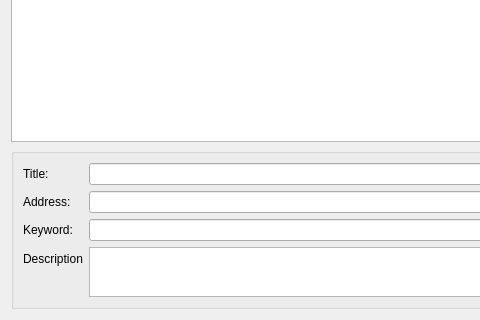
Qt form src/lib/bookmarks/bookmarksmanager.ui (tenrok/kclient3) before a commit; both pictures show x 0 to 480 and y 147 to 467 of the 689 by 467 pixel window.
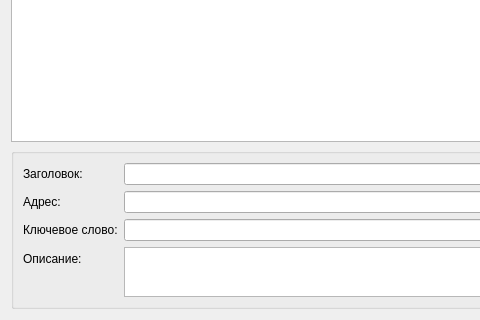
The same form after that commit. Custom widgets are drawn as their Qt base class.

```diff
--- a/src/lib/bookmarks/bookmarksmanager.ui
+++ b/src/lib/bookmarks/bookmarksmanager.ui
@@ -29,7 +29,7 @@
       <item row="0" column="0">
        <widget class="QLabel" name="labelTitle">
         <property name="text">
-         <string>Title:</string>
+         <string>Заголовок:</string>
         </property>
        </widget>
       </item>
@@ -39,7 +39,7 @@
       <item row="1" column="0">
        <widget class="QLabel" name="labelAddress">
         <property name="text">
-         <string>Address:</string>
+         <string>Адрес:</string>
         </property>
        </widget>
       </item>
@@ -49,7 +49,7 @@
       <item row="2" column="0">
        <widget class="QLabel" name="labelKeyword">
         <property name="text">
-         <string>Keyword:</string>
+         <string>Ключевое слово:</string>
         </property>
        </widget>
       </item>
@@ -59,7 +59,7 @@
       <item row="3" column="0">
        <widget class="QLabel" name="labelDescription">
         <property name="text">
-         <string>Description</string>
+         <string>Описание:</string>
         </property>
        </widget>
       </item>
```
Left out of the diff: 2 changed lines with no effect on the pictures.
